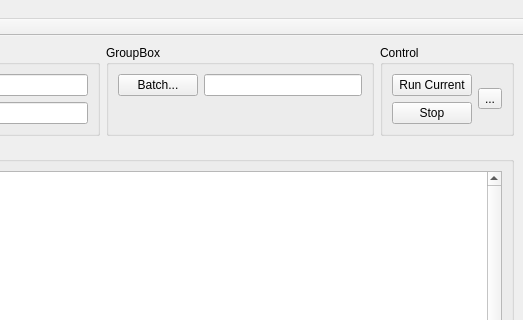
This is MainWindow.ui in wol101/MocoTrackQt as Qt 5 draws it before an edit; both pictures show x 726 to 1249 and y 0 to 320 of the 1249 by 800 pixel window. The edited form follows.
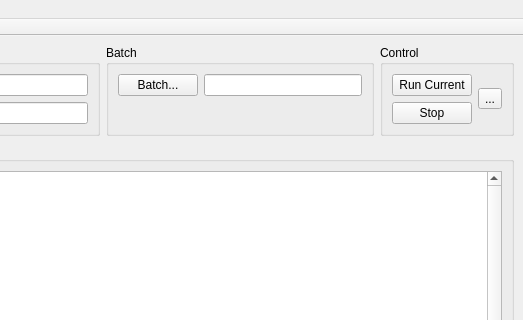
This is the edited form. Icons and pictures are not drawn. Custom widgets are drawn as their Qt base class.

Commit message: Added in a guess in the UI and fixed file reading

Patch:
```diff
--- a/MainWindow.ui
+++ b/MainWindow.ui
@@ -411,7 +411,7 @@
     <item row="0" column="3">
      <widget class="QGroupBox" name="groupBox_7">
       <property name="title">
-       <string>GroupBox</string>
+       <string>Batch</string>
       </property>
       <layout class="QGridLayout" name="gridLayout_8">
        <item row="0" column="0">
```
Left out of the diff: 12 changed lines with no effect on the pictures. The commit also changes 1 other file.
